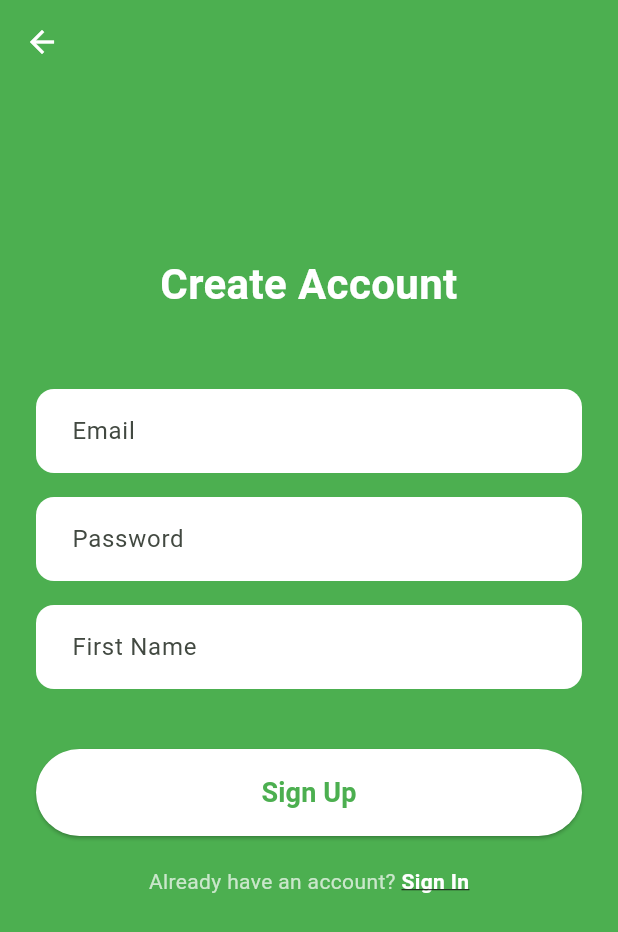
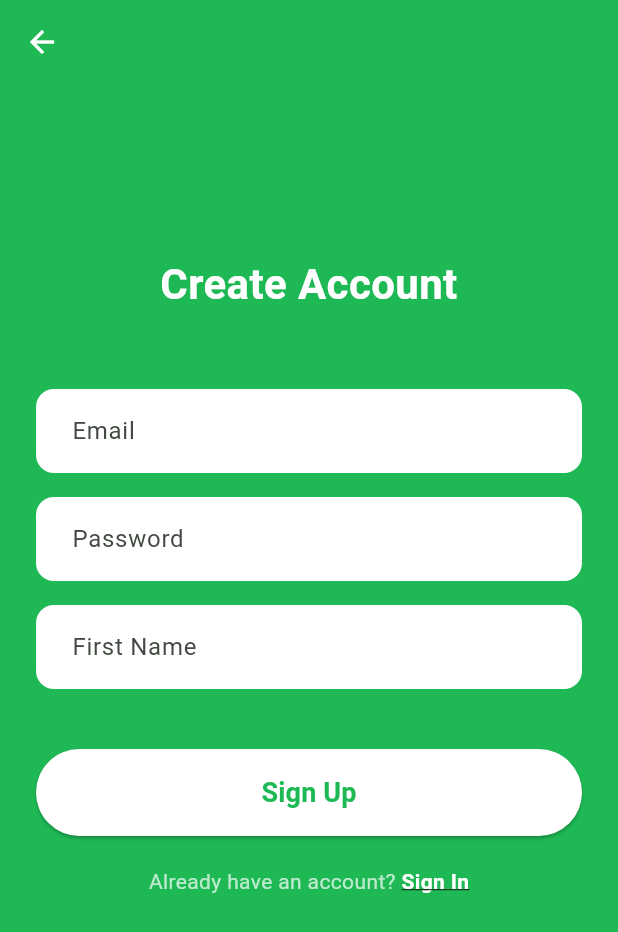
Before and after one commit to salmenkhelifi1/ADAPTIFIT, a Flutter app: the screen it shows after launch, after a tap on "Get Started", on a phone screen of 412 x 824 dp. Shown: the top 932 px of the screen. Run offline on Flutter 3.47's test engine with Material 3 defaults, Android fonts, the phone set to English and light mode, and no system bars; our stand-ins replace cloud_firestore, firebase_auth, firebase_core, table_calendar; accounts and stored records are empty; generated files the repository leaves out were written again; Roboto replaces fonts that are missing (Poppins).

Commit message:
feat: Update app branding with new launcher and splash icons; configure flutter_launcher_icons and flutter_native_splash

```diff
--- a/adaptifit/lib/src/screens/auth/create_account_screen.dart
+++ b/adaptifit/lib/src/screens/auth/create_account_screen.dart
@@ -1,4 +1,6 @@
 import 'package:adaptifit/src/services/firestore_service.dart';
+import 'package:adaptifit/src/constants/app_colors.dart';
+
 import 'package:firebase_auth/firebase_auth.dart';
 import 'package:flutter/material.dart';
 import 'sign_in_screen.dart';
@@ -89,7 +91,7 @@ class _CreateAccountScreenState extends State<CreateAccountScreen> {
   @override
   Widget build(BuildContext context) {
     return Scaffold(
-      backgroundColor: const Color(0xFF4CAF50),
+      backgroundColor: AppColors.primaryGreen,
       appBar: AppBar(
         backgroundColor: Colors.transparent,
         elevation: 0,
@@ -157,7 +159,7 @@ class _CreateAccountScreenState extends State<CreateAccountScreen> {
                   onPressed: _isLoading ? null : _createAccount,
                   style: ElevatedButton.styleFrom(
                     backgroundColor: Colors.white,
-                    foregroundColor: const Color(0xFF4CAF50),
+                    foregroundColor: AppColors.primaryGreen,
                     padding: const EdgeInsets.symmetric(vertical: 16),
                     shape: RoundedRectangleBorder(
                       borderRadius: BorderRadius.circular(30),
@@ -168,7 +170,7 @@ class _CreateAccountScreenState extends State<CreateAccountScreen> {
                           height: 24,
                           width: 24,
                           child: CircularProgressIndicator(
-                            color: Color(0xFF4CAF50),
+                            color: AppColors.primaryGreen,
                           ),
                         )
                       : const Text(
--- a/adaptifit/lib/src/screens/auth/sign_in_screen.dart
+++ b/adaptifit/lib/src/screens/auth/sign_in_screen.dart
@@ -94,7 +94,10 @@ class _SignInScreenState extends State<SignInScreen> {
             crossAxisAlignment: CrossAxisAlignment.stretch,
             children: <Widget>[
               const Spacer(flex: 2),
-              const Icon(Icons.fitness_center, size: 80, color: Colors.white),
+              Image.asset(
+                'assets/images/app_icon.png', // Your app logo
+                height: 100, // Adjust size as needed
+              ),
               const SizedBox(height: 8),
               const Text(
                 'ADAPTIFIT',
--- a/adaptifit/lib/src/screens/auth/welcome_screen.dart
+++ b/adaptifit/lib/src/screens/auth/welcome_screen.dart
@@ -20,11 +20,9 @@ class WelcomeScreen extends StatelessWidget {
             children: <Widget>[
               const Spacer(),
               // Placeholder for your actual logo.
-              const Icon(
-                Icons
-                    .terrain, // A placeholder icon that looks like the 'A' logo
-                size: 80,
-                color: AppColors.white,
+              Image.asset(
+                'assets/images/app_icon.png', // Your app logo
+                height: 100, // Adjust size as needed
               ),
               const SizedBox(height: 8),
               const Text(
```
Also changed, not shown: adaptifit/pubspec.yaml (+17 -0 lines), adaptifit/assets/images/app_icon.png (added), adaptifit/pubspec.lock, 29 other files.
